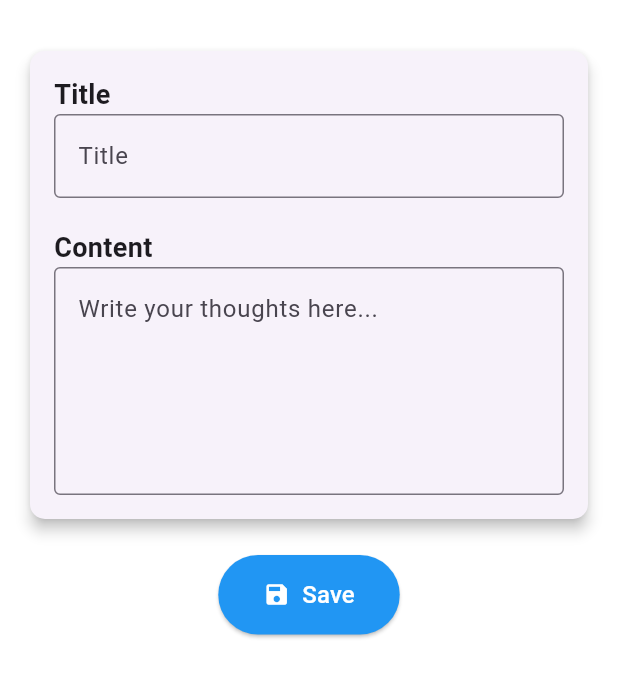
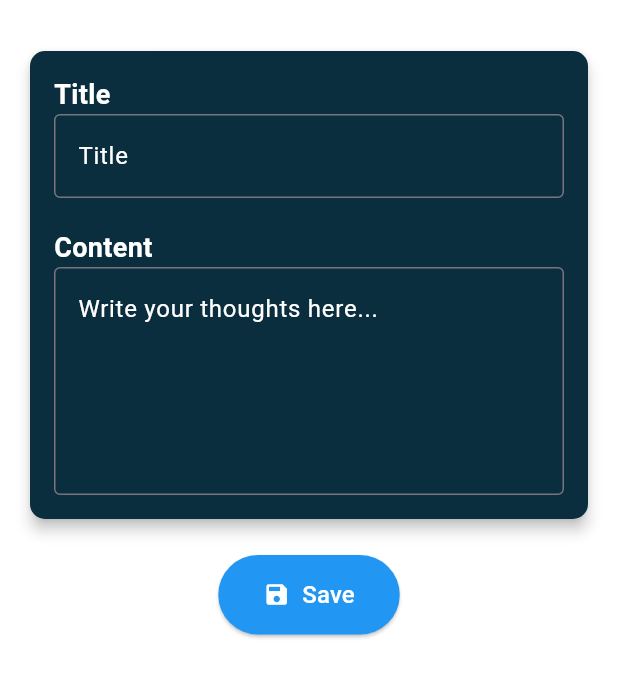
Before and after one commit to gokulggopi28/Diary-App, a Flutter app: the AddEntryView screen opened by its route, on a phone screen of 412 x 824 dp, the part 63-761 px from its top. Run offline on Flutter 3.47's test engine with Material 3 defaults, Android fonts, the phone set to English and light mode, and no system bars; our stand-ins replace get, sqflite; accounts and stored records are empty.

Commit message:
color change

```diff
--- a/lib/app/modules/add_entry/views/add_entry_view.dart
+++ b/lib/app/modules/add_entry/views/add_entry_view.dart
@@ -25,6 +25,7 @@ class AddEntryView extends GetView<AddEntryController> {
             crossAxisAlignment: CrossAxisAlignment.start,
             children: [
               Card(
+                color: const Color.fromARGB(255, 11, 46, 63),
                 elevation: 4,
                 shape: RoundedRectangleBorder(
                   borderRadius: BorderRadius.circular(10),
@@ -37,6 +38,7 @@ class AddEntryView extends GetView<AddEntryController> {
                       const Text(
                         "Title",
                         style: TextStyle(
+                          color: Colors.white,
                           fontSize: 18,
                           fontWeight: FontWeight.bold,
                         ),
@@ -45,6 +47,7 @@ class AddEntryView extends GetView<AddEntryController> {
                         controller: titleController,
                         decoration: const InputDecoration(
                           hintText: "Title",
+                           hintStyle: TextStyle(color: Colors.white),
                           border: OutlineInputBorder(),
                         ),
                       ),
@@ -52,6 +55,7 @@ class AddEntryView extends GetView<AddEntryController> {
                       const Text(
                         "Content",
                         style: TextStyle(
+                          color: Colors.white,
                           fontSize: 18,
                           fontWeight: FontWeight.bold,
                         ),
@@ -61,7 +65,10 @@ class AddEntryView extends GetView<AddEntryController> {
                         maxLines: 5,
                         decoration: const InputDecoration(
                           hintText: "Write your thoughts here...",
-                          border: OutlineInputBorder(),
+                           hintStyle: TextStyle(color: Colors.white),
+                          border: OutlineInputBorder(
+
+                          ),
                         ),
                       ),
                     ],
```
Also changed, not shown: lib/app/modules/home/views/home_view.dart (line endings or trailing spaces).
